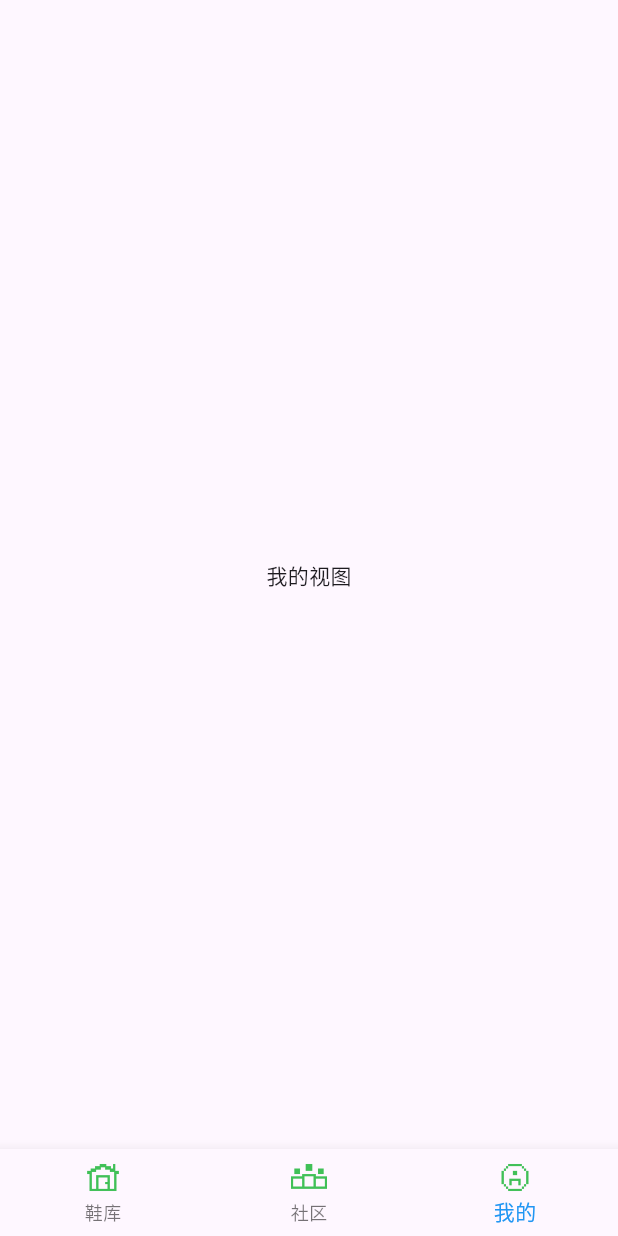
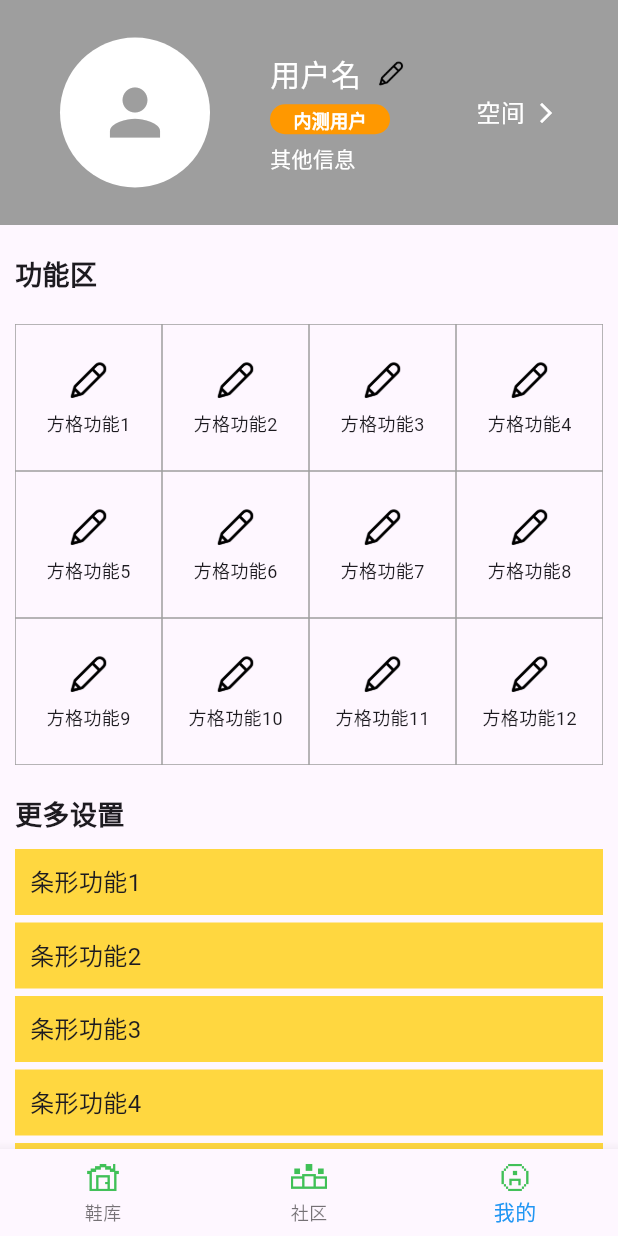
Before and after one commit to wtx1717/shoecloud, a Flutter app: the screen it shows after launch, item 3 of the bottom bar chosen, on a phone screen of 412 x 824 dp. Run offline on Flutter 3.47's test engine with Material 3 defaults, Android fonts, the phone set to English and light mode, and no system bars; network calls fail.

Commit message:
完成了我的基础页面及基础组件，修改首页实现懒加载

```diff
--- /dev/null
+++ b/lib/components/My/Badge/example.dart
@@ -0,0 +1,27 @@
+//这是一个徽章的示例代码
+import 'package:flutter/material.dart';
+
+class BetaBadge extends StatelessWidget {
+  const BetaBadge({super.key});
+
+  @override
+  Widget build(BuildContext context) {
+    return Container(
+      height: 20,
+      width: 80,
+      decoration: BoxDecoration(
+        color: Colors.orange,
+        borderRadius: BorderRadius.circular(10),
+      ),
+      alignment: Alignment.center,
+      child: Text(
+        '内测用户',
+        style: TextStyle(
+          color: Colors.white,
+          fontWeight: FontWeight.bold,
+          fontSize: 12,
+        ),
+      ),
+    );
+  }
+}
--- /dev/null
+++ b/lib/components/My/featuresLine.dart
@@ -0,0 +1,22 @@
+import 'package:flutter/material.dart';
+
+class featuresLine extends StatefulWidget {
+  final String title;
+
+  const featuresLine({super.key, required this.title});
+
+  @override
+  State<featuresLine> createState() => _featuresLineState();
+}
+
+class _featuresLineState extends State<featuresLine> {
+  @override
+  Widget build(BuildContext context) {
+    return Container(
+      margin: EdgeInsets.only(left: 10, right: 10, bottom: 5),
+      color: Colors.amberAccent,
+      padding: EdgeInsets.all(10),
+      child: Text(widget.title, style: TextStyle(fontSize: 16)),
+    );
+  }
+}
--- /dev/null
+++ b/lib/components/My/featuresSquare.dart
@@ -0,0 +1,31 @@
+import 'package:flutter/material.dart';
+
+class featuresSquare extends StatefulWidget {
+  final String title;
+
+  const featuresSquare({super.key, required this.title});
+
+  @override
+  State<featuresSquare> createState() => _featuresSquareState();
+}
+
+class _featuresSquareState extends State<featuresSquare> {
+  @override
+  Widget build(BuildContext context) {
+    return Container(
+      decoration: BoxDecoration(
+        border: Border.all(color: Colors.grey, width: 0.5),
+      ),
+      child: Center(
+        child: Column(
+          mainAxisAlignment: MainAxisAlignment.center,
+          children: [
+            Image.asset("lib/assets/my/edit.png", height: 30, width: 30),
+            SizedBox(height: 5),
+            Text(widget.title, style: TextStyle(fontSize: 12)),
+          ],
+        ),
+      ),
+    );
+  }
+}
--- /dev/null
+++ b/lib/components/My/userInfo.dart
@@ -0,0 +1,88 @@
+import 'package:flutter/material.dart';
+import 'package:shoecloud/components/My/Badge/example.dart';
+import 'package:shoecloud/components/common/clickableWrapper.dart';
+
+class userInfo extends StatefulWidget {
+  const userInfo({super.key});
+
+  @override
+  State<userInfo> createState() => _userInfoState();
+}
+
+class _userInfoState extends State<userInfo> {
+  @override
+  Widget build(BuildContext context) {
+    return Container(
+      height: 150,
+      width: double.infinity,
+      color: Colors.grey,
+      child: Row(
+        mainAxisAlignment: MainAxisAlignment.start,
+        children: [
+          SizedBox(width: 40),
+          //头像
+          CircleAvatar(
+            radius: 50,
+            backgroundColor: Colors.white,
+            child: Image.network(
+              "example.com/user_avatar.png",
+              //链接错误则返回默认头像
+              errorBuilder: (context, error, stackTrace) {
+                return Icon(Icons.person, size: 50, color: Colors.grey);
+              },
+            ),
+          ),
+          SizedBox(width: 40),
+          //信息栏
+          Column(
+            mainAxisAlignment: MainAxisAlignment.center,
+            crossAxisAlignment: CrossAxisAlignment.start,
+            children: [
+              Row(
+                children: [
+                  Text(
+                    '用户名',
+                    style: TextStyle(fontSize: 20, color: Colors.white),
+                  ),
+                  SizedBox(width: 10),
+                  clickableWrapper(
+                    title: "编辑个人资料",
+                    child: Image.asset(
+                      "lib/assets/my/edit.png",
+                      height: 20,
+                      width: 20,
+                    ),
+                  ),
+                ],
+              ),
+              SizedBox(height: 6),
+              BetaBadge(),
+              SizedBox(height: 6),
+              Text('其他信息', style: TextStyle(fontSize: 14, color: Colors.white)),
+            ],
+          ),
+
+          //将内容推向右侧
+          Spacer(),
+          clickableWrapper(
+            title: "进入个人首页",
+            child: Container(
+              alignment: Alignment.center,
+              padding: EdgeInsets.only(right: 40),
+              child: Row(
+                children: [
+                  Text(
+                    '空间',
+                    style: TextStyle(fontSize: 16, color: Colors.white),
+                  ),
+                  SizedBox(width: 6),
+                  Icon(Icons.arrow_forward_ios, size: 16, color: Colors.white),
+                ],
+              ),
+            ),
+          ),
+        ],
+      ),
+    );
+  }
+}
--- a/lib/pages/Home/index.dart
+++ b/lib/pages/Home/index.dart
@@ -30,9 +30,9 @@ class _HomeViewState extends State<HomeView> {
       SliverToBoxAdapter(child: SizedBox(height: 10)),
 
       // 跑鞋概览卡片
-      SliverToBoxAdapter(
-        child: Column(
-          children: List.generate(20, (int index) {
+      // 使用 SliverList 实现懒加载
+      SliverList(
+        delegate: SliverChildBuilderDelegate((context, index) {
           return clickableWrapper(
             title: "跑鞋${index + 1}",
             child: Container(
@@ -40,8 +40,7 @@ class _HomeViewState extends State<HomeView> {
               child: shoeOverviewCard(),
             ),
           );
-          }),
-        ),
+        }, childCount: 20),
       ),
     ];
   }
--- a/lib/pages/My/index.dart
+++ b/lib/pages/My/index.dart
@@ -1,4 +1,9 @@
+//这个页面写的有点乱其实，后期可以考虑拆分一下
 import 'package:flutter/material.dart';
+import 'package:shoecloud/components/My/featuresLine.dart';
+import 'package:shoecloud/components/My/featuresSquare.dart';
+import 'package:shoecloud/components/My/userInfo.dart';
+import 'package:shoecloud/components/common/clickableWrapper.dart';
 
 class MyView extends StatefulWidget {
   const MyView({super.key});
@@ -10,6 +15,64 @@ class MyView extends StatefulWidget {
 class _MyViewState extends State<MyView> {
   @override
   Widget build(BuildContext context) {
-    return Center(child: Text("我的视图"));
+    return CustomScrollView(slivers: _getScrollViewSlivers());
+  }
+
+  List<Widget> _getScrollViewSlivers() {
+    return [
+      //用户基础信息
+      SliverToBoxAdapter(child: userInfo()),
+      SliverToBoxAdapter(child: SizedBox(height: 10)),
+
+      SliverToBoxAdapter(
+        child: Container(
+          padding: EdgeInsets.all(10),
+          child: Text(
+            '功能区',
+            style: TextStyle(fontSize: 18, fontWeight: FontWeight.bold),
+          ),
+        ),
+      ),
+
+      //功能方格
+      SliverPadding(
+        padding: EdgeInsets.all(10),
+        sliver: SliverGrid(
+          gridDelegate: SliverGridDelegateWithFixedCrossAxisCount(
+            crossAxisCount: 4,
+            mainAxisSpacing: 0,
+            crossAxisSpacing: 0,
+            childAspectRatio: 1,
+          ),
+          delegate: SliverChildBuilderDelegate((context, index) {
+            return clickableWrapper(
+              title: "方格功能${index + 1}",
+              child: featuresSquare(title: "方格功能${index + 1}"),
+            );
+          }, childCount: 12),
+        ),
+      ),
+
+      //更多设置
+      SliverToBoxAdapter(
+        child: Container(
+          padding: EdgeInsets.all(10),
+          child: Text(
+            '更多设置',
+            style: TextStyle(fontSize: 18, fontWeight: FontWeight.bold),
+          ),
+        ),
+      ),
+
+      //线性布局功能条
+      SliverList(
+        delegate: SliverChildBuilderDelegate((context, index) {
+          return clickableWrapper(
+            title: "条形功能${index + 1}",
+            child: featuresLine(title: "条形功能${index + 1}"),
+          );
+        }, childCount: 10),
+      ),
+    ];
   }
 }
--- a/pubspec.yaml
+++ b/pubspec.yaml
@@ -62,6 +62,7 @@ flutter:
     - lib/assets/bottom_nav/
     - lib/assets/home/
     - lib/assets/social/
+    - lib/assets/my/
 
   # An image asset can refer to one or more resolution-specific "variants", see
   # https://flutter.dev/to/resolution-aware-images
```
Also changed, not shown: lib/assets/my/edit.png (added). Lines whose indentation alone changed are shown as unchanged.
